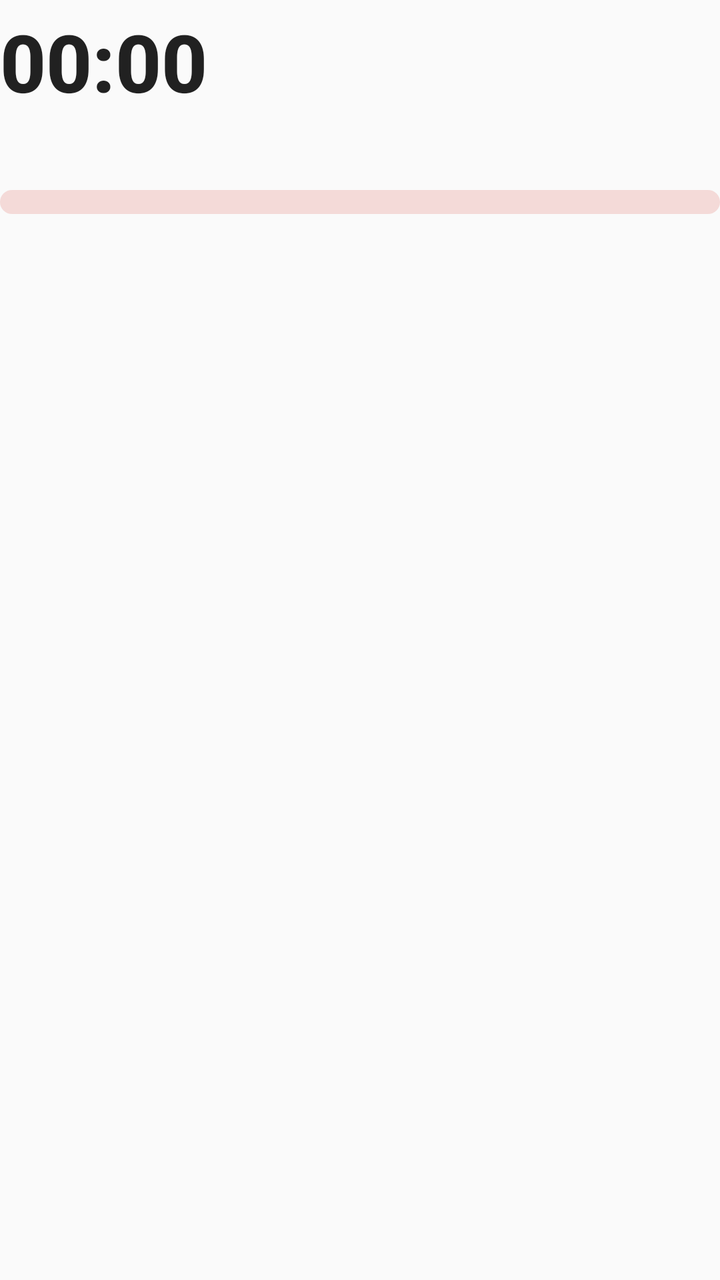
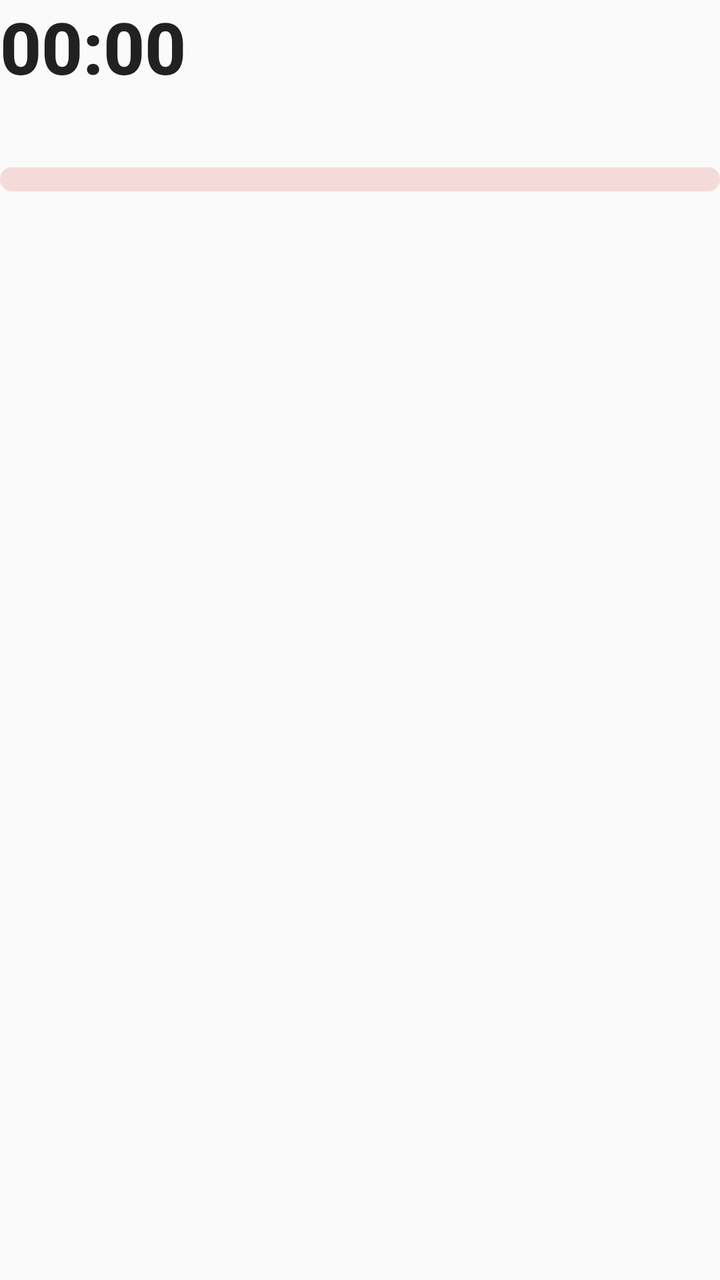

The first picture is an Android layout as it rendered before a commit; the second is the same layout after the commit. The layout source and the unified diff follow.
<!-- AndroidManifest.xml: application theme Theme.MockGPS -->
<!-- res/layout/notification_route_status_expanded.xml -->
<?xml version="1.0" encoding="utf-8"?>
<LinearLayout xmlns:android="http://schemas.android.com/apk/res/android"
    android:layout_width="match_parent"
    android:layout_height="wrap_content"
    android:orientation="vertical"
    android:paddingTop="4dp"
    android:paddingBottom="6dp">

    <LinearLayout
        android:layout_width="match_parent"
        android:layout_height="wrap_content"
        android:gravity="center_vertical"
        android:orientation="horizontal">

        <FrameLayout
            android:layout_width="0dp"
            android:layout_height="wrap_content"
            android:layout_weight="1">

            <Chronometer
                android:id="@+id/route_notification_clock"
                android:layout_width="wrap_content"
                android:layout_height="wrap_content"
                android:countDown="true"
                android:fontFamily="sans-serif-medium"
                android:singleLine="true"
                android:textSize="40sp"
                android:textStyle="bold"
                style="@style/TextAppearance.Compat.Notification.Title" />

            <TextView
                android:id="@+id/route_notification_time"
                android:layout_width="wrap_content"
                android:layout_height="wrap_content"
                android:fontFamily="sans-serif-medium"
                android:singleLine="true"
                android:textSize="40sp"
                android:textStyle="bold"
                android:visibility="gone"
                style="@style/TextAppearance.Compat.Notification.Title" />
        </FrameLayout>

        <TextView
            android:id="@+id/route_notification_percent"
            android:layout_width="wrap_content"
            android:layout_height="wrap_content"
            android:layout_marginStart="12dp"
            android:fontFamily="sans-serif-medium"
            android:textColor="@color/bloomwalk_coral"
            android:textSize="28sp"
            android:textStyle="bold" />
    </LinearLayout>

    <TextView
        android:id="@+id/route_notification_caption"
        android:layout_width="match_parent"
        android:layout_height="wrap_content"
        android:layout_marginTop="4dp"
        android:ellipsize="end"
        android:singleLine="true"
        android:textSize="16sp"
        style="@style/TextAppearance.Compat.Notification.Info" />

    <ProgressBar
        android:id="@+id/route_notification_progress"
        style="?android:attr/progressBarStyleHorizontal"
        android:layout_width="match_parent"
        android:layout_height="12dp"
        android:layout_marginTop="12dp"
        android:max="100"
        android:progressDrawable="@drawable/route_notification_progress" />
</LinearLayout>
<!-- resources referenced by this layout -->
<resources>
  <color name="bloomwalk_coral">#D95C50</color>
  <!-- drawable route_notification_progress (drawable) -->
  <?xml version="1.0" encoding="utf-8"?>
  <layer-list xmlns:android="http://schemas.android.com/apk/res/android">
      <item android:id="@android:id/background">
          <shape>
              <corners android:radius="6dp" />
              <solid android:color="@color/bloomwalk_coral_track" />
          </shape>
      </item>
      <item android:id="@android:id/progress">
          <scale
              android:scaleWidth="100%"
              android:useIntrinsicSizeAsMinimum="false">
              <shape>
                  <corners android:radius="6dp" />
                  <solid android:color="@color/bloomwalk_coral" />
              </shape>
          </scale>
      </item>
  </layer-list>
  <style name="Theme.MockGPS" parent="android:style/Theme.Material.Light.NoActionBar">
          <item name="android:fontFamily">sans</item>
          <item name="android:colorAccent">@color/mock_gps_primary</item>
          <item name="android:statusBarColor">@color/mock_gps_surface</item>
          <item name="android:navigationBarColor">@color/mock_gps_surface</item>
          <item name="android:windowLightStatusBar">true</item>
          <item name="android:windowActionModeOverlay">true</item>
          <item name="android:windowNoTitle">true</item>
      </style>
  <color name="bloomwalk_coral_track">#33D95C50</color>
  <color name="mock_gps_primary">#B9473F</color>
  <color name="mock_gps_surface">#FFF8F1</color>
</resources>

<!-- the commit's change to res/layout/notification_route_status_expanded.xml (unified diff, before → after) -->
@@ -22,9 +22,11 @@
                 android:layout_width="wrap_content"
                 android:layout_height="wrap_content"
                 android:countDown="true"
+                android:ellipsize="end"
                 android:fontFamily="sans-serif-medium"
+                android:includeFontPadding="false"
                 android:singleLine="true"
-                android:textSize="40sp"
+                android:textSize="36sp"
                 android:textStyle="bold"
                 style="@style/TextAppearance.Compat.Notification.Title" />
 
@@ -32,9 +34,11 @@
                 android:id="@+id/route_notification_time"
                 android:layout_width="wrap_content"
                 android:layout_height="wrap_content"
+                android:ellipsize="end"
                 android:fontFamily="sans-serif-medium"
+                android:includeFontPadding="false"
                 android:singleLine="true"
-                android:textSize="40sp"
+                android:textSize="36sp"
                 android:textStyle="bold"
                 android:visibility="gone"
                 style="@style/TextAppearance.Compat.Notification.Title" />
@@ -46,8 +50,9 @@
             android:layout_height="wrap_content"
             android:layout_marginStart="12dp"
             android:fontFamily="sans-serif-medium"
+            android:includeFontPadding="false"
             android:textColor="@color/bloomwalk_coral"
-            android:textSize="28sp"
+            android:textSize="24sp"
             android:textStyle="bold" />
     </LinearLayout>
 
@@ -55,10 +60,12 @@
         android:id="@+id/route_notification_caption"
         android:layout_width="match_parent"
         android:layout_height="wrap_content"
-        android:layout_marginTop="4dp"
+        android:layout_marginTop="6dp"
         android:ellipsize="end"
+        android:includeFontPadding="false"
+        android:paddingBottom="2dp"
         android:singleLine="true"
-        android:textSize="16sp"
+        android:textSize="15sp"
         style="@style/TextAppearance.Compat.Notification.Info" />
 
     <ProgressBar
